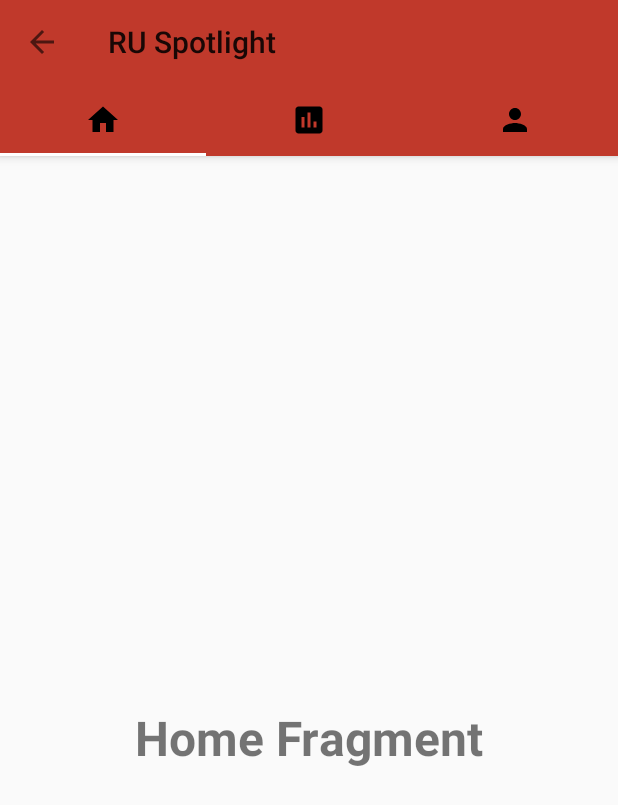
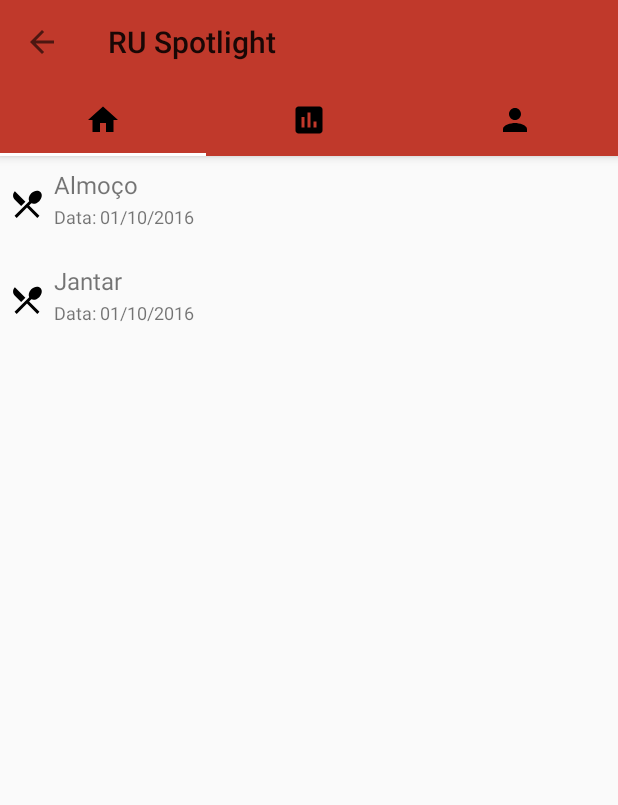
Before and after one commit to kaiomax/RUSpotlight, an Android app: the screen it shows after launch (MainActivity), on a phone screen of 412 x 824 dp. Shown: the top 805 px of the screen. Run offline under Robolectric (Android 15) with nearby library versions, the phone set to English and light mode, and no system bars.

Commit message:
Add RecyclerView to render basic Meal list

```diff
--- a/app/build.gradle
+++ b/app/build.gradle
@@ -26,6 +26,7 @@ dependencies {
     })
     compile 'com.android.support:appcompat-v7:24.2.0'
     compile 'com.android.support:support-v4:24.2.0'
+    compile 'com.android.support:recyclerview-v7:24.2.0'
     compile 'com.android.support:design:24.2.1'
     testCompile 'junit:junit:4.12'
 }
--- a/app/src/main/java/br/ruspotlight/HomeFragment.java
+++ b/app/src/main/java/br/ruspotlight/HomeFragment.java
@@ -2,11 +2,22 @@ package br.ruspotlight;
 
 import android.os.Bundle;
 import android.support.v4.app.Fragment;
+import android.support.v7.widget.LinearLayoutManager;
+import android.support.v7.widget.RecyclerView;
 import android.view.LayoutInflater;
 import android.view.View;
 import android.view.ViewGroup;
 
+import java.util.ArrayList;
+
+import br.ruspotlight.adapters.MealAdapter;
+import br.ruspotlight.domain.Meal;
+
 public class HomeFragment extends Fragment {
+    private RecyclerView mRecyclerView;
+    private RecyclerView.Adapter mAdapter;
+    private RecyclerView.LayoutManager mLayoutManager;
+
     public HomeFragment() {
         // Required empty public constructor
     }
@@ -19,7 +30,22 @@ public class HomeFragment extends Fragment {
     @Override
     public View onCreateView(LayoutInflater inflater, ViewGroup container,
                              Bundle savedInstanceState) {
-        // Inflate the layout for this fragment
-        return inflater.inflate(R.layout.fragment_home, container, false);
+
+        View v = inflater.inflate(R.layout.fragment_home, container, false);
+
+        mRecyclerView = (RecyclerView) v.findViewById(R.id.recycler_view);
+        mRecyclerView.setHasFixedSize(true);
+
+        mLayoutManager = new LinearLayoutManager(getActivity());
+        mRecyclerView.setLayoutManager(mLayoutManager);
+
+        ArrayList<Meal> list = new ArrayList<Meal>();
+        list.add(new Meal("Almoço", "01/10/2016"));
+        list.add(new Meal("Jantar", "01/10/2016"));
+
+        MealAdapter adapter = new MealAdapter(list);
+        mRecyclerView.setAdapter(adapter);
+
+        return  v;
     }
 }
--- /dev/null
+++ b/app/src/main/java/br/ruspotlight/adapters/MealAdapter.java
@@ -0,0 +1,51 @@
+package br.ruspotlight.adapters;
+
+import android.support.v7.widget.RecyclerView;
+import android.view.LayoutInflater;
+import android.view.View;
+import android.view.ViewGroup;
+import android.widget.TextView;
+
+import java.util.ArrayList;
+
+import br.ruspotlight.R;
+import br.ruspotlight.domain.Meal;
+
+public class MealAdapter extends RecyclerView.Adapter<MealAdapter.ViewHolder> {
+    private ArrayList<Meal> mDataset;
+
+    public MealAdapter(ArrayList<Meal> myDataset) {
+        mDataset = myDataset;
+    }
+
+    @Override
+    public MealAdapter.ViewHolder onCreateViewHolder(ViewGroup parent, int viewType) {
+        View v = LayoutInflater.from(parent.getContext()).inflate(R.layout.item_meal, parent, false);
+        ViewHolder vh = new ViewHolder(v);
+
+        return vh;
+    }
+
+    @Override
+    public void onBindViewHolder(ViewHolder holder, int position) {
+        Meal m = mDataset.get(position);
+        holder.txtHeader.setText(m.getTitle());
+        holder.txtFooter.setText("Data: " + m.getDate());
+    }
+
+    @Override
+    public int getItemCount() {
+        return mDataset.size();
+    }
+
+    public class ViewHolder extends RecyclerView.ViewHolder {
+        public TextView txtHeader;
+        public TextView txtFooter;
+
+        public ViewHolder(View itemView) {
+            super(itemView);
+            txtHeader = (TextView) itemView.findViewById(R.id.firstLine);
+            txtFooter = (TextView) itemView.findViewById(R.id.secondLine);
+        }
+    }
+}
--- /dev/null
+++ b/app/src/main/java/br/ruspotlight/domain/Meal.java
@@ -0,0 +1,17 @@
+package br.ruspotlight.domain;
+
+public class Meal {
+    private String title;
+    private String date;
+
+    public Meal(String t, String d) {
+        title = t;
+        date = d;
+    }
+
+    public String getTitle() { return  title; }
+    public void setTitle(String t) { title = t; }
+
+    public String getDate() { return  date; }
+    public void setDate(String d) { date = d; }
+}
--- /dev/null
+++ b/app/src/main/res/drawable/ic_local_dining_black_24dp.xml
@@ -0,0 +1,9 @@
+<vector xmlns:android="http://schemas.android.com/apk/res/android"
+        android:width="24dp"
+        android:height="24dp"
+        android:viewportWidth="24.0"
+        android:viewportHeight="24.0">
+    <path
+        android:fillColor="#FF000000"
+        android:pathData="M8.1,13.34l2.83,-2.83L3.91,3.5c-1.56,1.56 -1.56,4.09 0,5.66l4.19,4.18zM14.88,11.53c1.53,0.71 3.68,0.21 5.27,-1.38 1.91,-1.91 2.28,-4.65 0.81,-6.12 -1.46,-1.46 -4.2,-1.1 -6.12,0.81 -1.59,1.59 -2.09,3.74 -1.38,5.27L3.7,19.87l1.41,1.41L12,14.41l6.88,6.88 1.41,-1.41L13.41,13l1.47,-1.47z"/>
+</vector>
--- a/app/src/main/res/layout/fragment_home.xml
+++ b/app/src/main/res/layout/fragment_home.xml
@@ -1,15 +1,12 @@
 <RelativeLayout xmlns:android="http://schemas.android.com/apk/res/android"
     xmlns:tools="http://schemas.android.com/tools"
     android:layout_width="match_parent"
-    android:layout_height="match_parent"
-    tools:context="br.ruspotlight.HomeFragment">
+    android:layout_height="match_parent">
 
-    <TextView
-        android:layout_width="wrap_content"
-        android:layout_height="wrap_content"
-        android:text="Home Fragment"
-        android:textSize="32dp"
-        android:textStyle="bold"
-        android:layout_centerInParent="true"/>
+    <android.support.v7.widget.RecyclerView
+        android:id="@+id/recycler_view"
+        android:layout_width="match_parent"
+        android:layout_height="match_parent"
+        android:scrollbars="vertical" />
 
 </RelativeLayout>
--- /dev/null
+++ b/app/src/main/res/layout/item_meal.xml
@@ -0,0 +1,40 @@
+<RelativeLayout xmlns:android="http://schemas.android.com/apk/res/android"
+    android:layout_width="fill_parent"
+    android:layout_height="?android:attr/listPreferredItemHeight"
+    android:padding="6dip" >
+
+    <ImageView
+        android:id="@+id/icon"
+        android:layout_width="wrap_content"
+        android:layout_height="fill_parent"
+        android:layout_alignParentBottom="true"
+        android:layout_alignParentTop="true"
+        android:layout_marginRight="6dip"
+        android:contentDescription="TODO"
+        android:src="@drawable/ic_local_dining_black_24dp" />
+
+    <TextView
+        android:id="@+id/secondLine"
+        android:layout_width="fill_parent"
+        android:layout_height="26dip"
+        android:layout_alignParentBottom="true"
+        android:layout_alignParentRight="true"
+        android:layout_toRightOf="@id/icon"
+        android:ellipsize="marquee"
+        android:text="Description"
+        android:textSize="12sp" />
+
+    <TextView
+        android:id="@+id/firstLine"
+        android:layout_width="fill_parent"
+        android:layout_height="wrap_content"
+        android:layout_above="@id/secondLine"
+        android:layout_alignParentRight="true"
+        android:layout_alignParentTop="true"
+        android:layout_alignWithParentIfMissing="true"
+        android:layout_toRightOf="@id/icon"
+        android:gravity="center_vertical"
+        android:text="Example application"
+        android:textSize="16sp" />
+
+</RelativeLayout>
```
